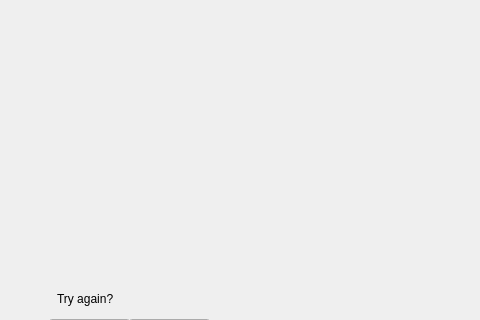
Before: the Qt Designer form Quiz_GUI_QT.ui in MajBill/AI_Quiz_Gen, drawn with Qt 5; both pictures show x 0 to 480 and y 0 to 320 of the 618 by 457 pixel window.
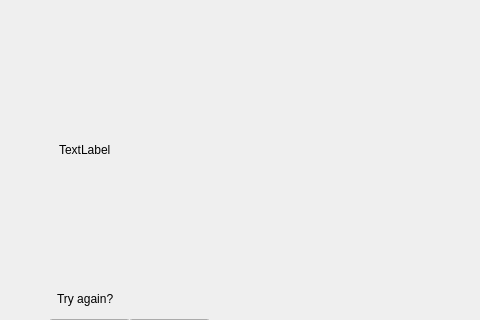
After: the same form once the commit is applied. The open tabs and pages were chosen to show the change.

```diff
--- a/Quiz_GUI_QT.ui
+++ b/Quiz_GUI_QT.ui
@@ -272,6 +272,19 @@
          <string>Try again?</string>
         </property>
        </widget>
+       <widget class="QLabel" name="lblResults">
+        <property name="geometry">
+         <rect>
+          <x>50</x>
+          <y>50</y>
+          <width>441</width>
+          <height>181</height>
+         </rect>
+        </property>
+        <property name="text">
+         <string>TextLabel</string>
+        </property>
+       </widget>
       </widget>
      </widget>
     </item>
```
Left out of the diff: 8 changed lines with no effect on the pictures.
